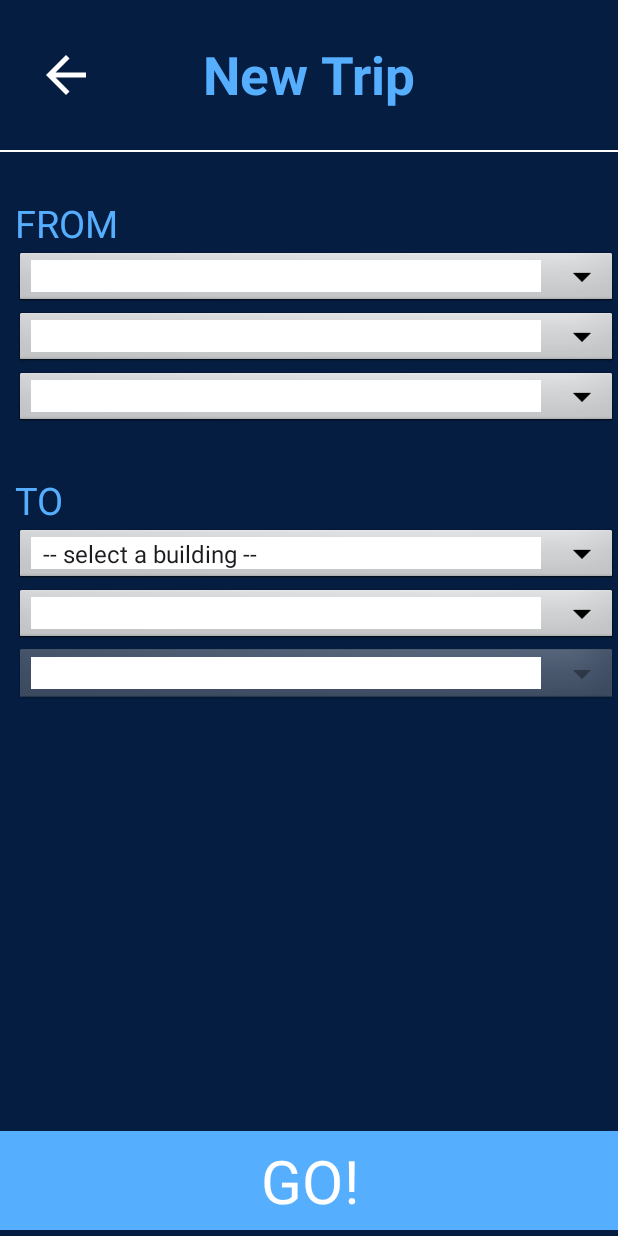
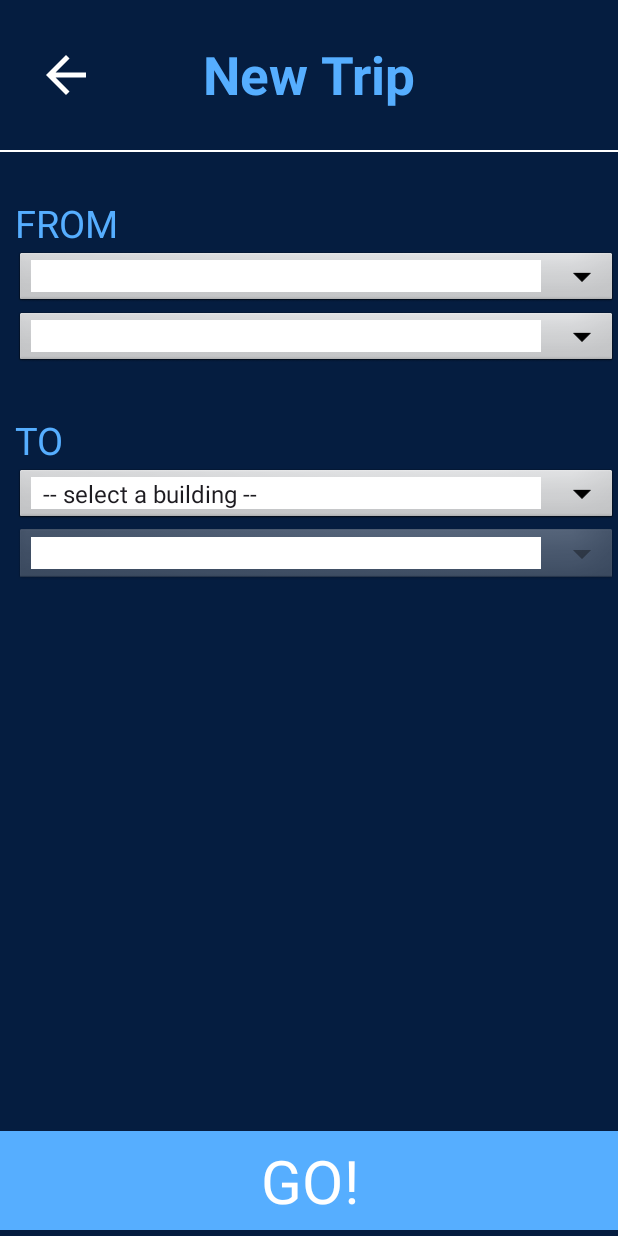
Before and after one commit to diegoac2/accessimap, an Android app: the NewTripActivity screen opened directly, with no data from a screen before it, on a phone screen of 412 x 824 dp. Run offline under Robolectric (Android 15) with nearby library versions, the light colour scheme and no system bars; Roboto replaces fonts that are not available here.

```diff
--- a/app/src/main/java/edu/illinois/cs465/accessimap/NewTripActivity.java
+++ b/app/src/main/java/edu/illinois/cs465/accessimap/NewTripActivity.java
@@ -195,6 +195,7 @@ public class NewTripActivity extends AppCompatActivity
         List<String> rooms = new ArrayList<>();
         rooms.add("Amphitheater");
         rooms.add("Sunrise Studio 1040");
+        rooms.add("Restroom");
         return rooms;
     }
     public void accessHomeScreen(View view) {
--- a/app/src/main/res/layout/activity_new_trip.xml
+++ b/app/src/main/res/layout/activity_new_trip.xml
@@ -57,15 +57,6 @@
         </Spinner>
 
         <Spinner
-            android:id="@+id/room_type_spinner_from"
-            style="@style/AutoCompleteText"
-            android:layout_width="match_parent"
-            android:layout_height="40sp"
-            android:background="@drawable/spinner_background"
-            android:prompt="@string/type">
-        </Spinner>
-
-        <Spinner
             android:id="@+id/room_spinner_from"
             style="@style/AutoCompleteText"
             android:layout_width="match_parent"
@@ -88,15 +79,6 @@
             android:layout_width="match_parent"
             android:layout_height="40sp"
             android:prompt="@string/building">
-        </Spinner>
-
-        <Spinner
-            android:id="@+id/room_type_spinner_to"
-            style="@style/AutoCompleteText"
-            android:layout_width="match_parent"
-            android:layout_height="40sp"
-            android:background="@drawable/spinner_background"
-            android:prompt="@string/type">
         </Spinner>
 
         <Spinner
```
